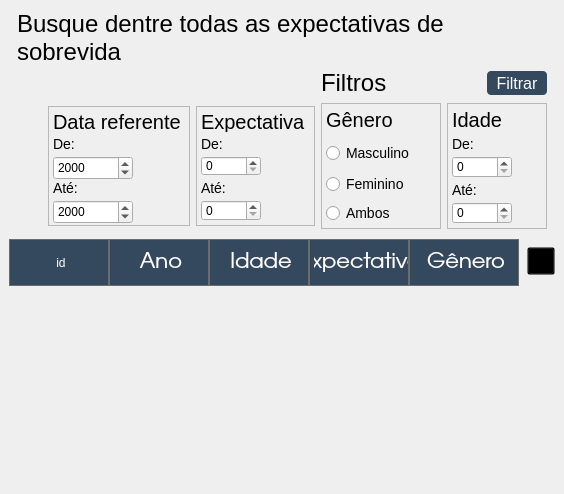
Old version of the form Design/UI/pgExpSobrevida.ui in the repository newprev/PrevCliente.
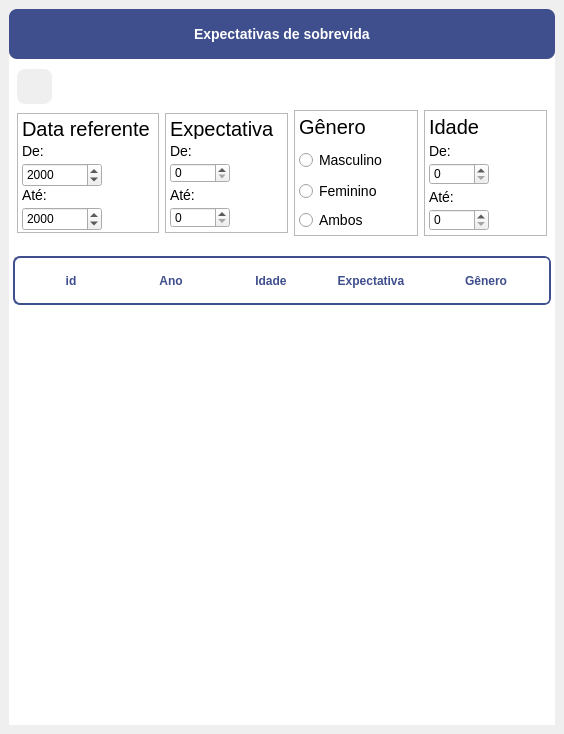
New version of the form. Icons and pictures are not drawn.

Diff of the .ui file:
```diff
--- a/Design/UI/pgExpSobrevida.ui
+++ b/Design/UI/pgExpSobrevida.ui
@@ -7,7 +7,7 @@
     <x>0</x>
     <y>0</y>
     <width>564</width>
-    <height>494</height>
+    <height>734</height>
    </rect>
   </property>
   <property name="windowTitle">
@@ -17,17 +17,39 @@
    <string notr="true">/*-------------------------------- Tables -----------------------------------------*/
 #tblInfo {
 	background-color: transparent;
+	
+	font: 11pt &quot;Avenir LT Std&quot;;
+	color: #3F4E8C;
+
+	alternate-background-color: #F4F5F8;
+	margin: 4px;
 }
 
 #tblInfo::item{
 	margin: 4px;
 }
 
+QHeaderView {
+    padding-left: 4px;
+    background-color: white;
+    border: 2px solid #3F4E8C;
+
+	border-radius: 7px;
+
+	min-height: 45px;
+}
+
 QHeaderView::section {
-    background-color: rgb(52, 73, 94);
-    color: white;
+	font: 12pt &quot;Avenir LT Std&quot;;
+    color: #3F4E8C;
+	font-weight: 750;
+
     padding-left: 4px;
-    border: 1px solid #6c6c6c;
+    background-color: white;
+    border: 0px solid none;
+
+	border-radius: 4px;
+
 	min-height: 45px;
 }
 
@@ -50,9 +72,16 @@
 	font-size: 20px;
 }
 
-#lbTitulo, #lbFiltrosInfo {
-	font-family: &quot;TeX Gyre Adventor&quot;;
-	font-size: 24px;
+#lbFiltrosInfo {
+	font: 24pt &quot;Avenir LT Std&quot;;
+	color: black;
+}
+
+#lbTitulo {
+	font: 14pt &quot;Avenir LT Std&quot;;
+	color: white;
+
+	font-weight: 750;
 }
 
 /*-------------------------- Radio Buttons ---------------------------------*/
@@ -62,68 +91,75 @@
 }
 
 /*-------------------------------- Push Buttons --------------------------------*/
-
-#pbRefresh {
-	background-image: url(:/refresh/refresh.png);
-	background-repeat: no-repeat;
+#pbFiltros {
+	background-image: url(:/filtros/filtros.png);
 	background-position: center;
-	background-color: transparent;
-}
-
-#pbRefresh:hover {
-	background-image: url(:/refreshHover/refreshHover.png);
 	background-repeat: no-repeat;
-	background-position: center;
-	background-color: transparent;
+
+	background-color: rgb(239, 239, 239);
+	border-radius: 8px;
 }
 
-#pbFiltrar {
-	font-family: &quot;TeX Gyre Adventor&quot;;
-	font-size: 16px;
-	color: white;
+/*-------------------------------- Frames --------------------------------*/
+#frPrincipal {
+	border: 0px solid none;
+	
+	border-top-left-radius: 8px;
+	border-bottom-left-radius: 0px;
+	border-top-right-radius: 8px;
+	border-bottom-right-radius: 0px;
 
-	border-radius: 4px;
-	background-color: rgb(52, 73, 94);
+	background-color: white;
 }
 
-#pbFiltrar:hover {
-	font-family: &quot;TeX Gyre Adventor&quot;;
-	font-size: 16px;
-	color: white;
-
-	border-radius: 4px;
-	border: 1px solid;
-	background-color: rgb(72, 93, 114);
+#frTitulo {
+	border-radius: 8px;
+	background-color: #3F4E8C;
 }</string>
   </property>
   <widget class="QWidget" name="centralwidget">
    <layout class="QVBoxLayout" name="verticalLayout">
+    <property name="topMargin">
+     <number>9</number>
+    </property>
     <item>
-     <widget class="QFrame" name="frame">
-      <property name="minimumSize">
-       <size>
-        <width>0</width>
-        <height>50</height>
-       </size>
+     <widget class="QFrame" name="frPrincipal">
+      <property name="frameShape">
+       <enum>QFrame::StyledPanel</enum>
       </property>
-      <property name="maximumSize">
-       <size>
-        <width>16777215</width>
-        <height>42</height>
-       </size>
+      <property name="frameShadow">
+       <enum>QFrame::Raised</enum>
       </property>
+      <layout class="QGridLayout" name="gridLayout_2">
+       <property name="leftMargin">
+        <number>0</number>
+       </property>
+       <property name="topMargin">
+        <number>0</number>
+       </property>
+       <property name="rightMargin">
+        <number>0</number>
+       </property>
+       <property name="bottomMargin">
+        <number>0</number>
+       </property>
+       <property name="horizontalSpacing">
+        <number>0</number>
+       </property>
+       <property name="verticalSpacing">
+        <number>6</number>
+       </property>
+       <item row="1" column="0">
+        <widget class="QFrame" name="frConteudo">
       <property name="frameShape">
        <enum>QFrame::NoFrame</enum>
       </property>
       <property name="frameShadow">
        <enum>QFrame::Raised</enum>
       </property>
-      <layout class="QHBoxLayout" name="horizontalLayout">
-       <property name="spacing">
-        <number>0</number>
-       </property>
+         <layout class="QGridLayout" name="gridLayout_3">
        <property name="leftMargin">
-        <number>8</number>
+           <number>0</number>
        </property>
        <property name="topMargin">
         <number>0</number>
@@ -134,32 +170,13 @@
        <property name="bottomMargin">
         <number>0</number>
        </property>
-       <item>
-        <widget class="QLabel" name="lbTitulo">
-         <property name="minimumSize">
-          <size>
-           <width>0</width>
-           <height>40</height>
-          </size>
-         </property>
-         <property name="maximumSize">
-          <size>
-           <width>16777215</width>
-           <height>80</height>
-          </size>
-         </property>
-         <property name="text">
-          <string>Busque dentre todas as expectativas de sobrevida </string>
-         </property>
-         <property name="wordWrap">
-          <bool>true</bool>
-         </property>
-        </widget>
-       </item>
-      </layout>
-     </widget>
-    </item>
-    <item alignment="Qt::AlignRight|Qt::AlignTop">
+          <property name="horizontalSpacing">
+           <number>0</number>
+          </property>
+          <property name="verticalSpacing">
+           <number>12</number>
+          </property>
+          <item row="0" column="0">
      <widget class="QFrame" name="frFiltros">
       <property name="minimumSize">
        <size>
@@ -186,79 +203,18 @@
        <property name="bottomMargin">
         <number>4</number>
        </property>
-       <item row="2" column="1">
-        <widget class="QFrame" name="frExpectativa">
-         <property name="maximumSize">
-          <size>
-           <width>150</width>
-           <height>120</height>
-          </size>
-         </property>
-         <property name="frameShape">
-          <enum>QFrame::StyledPanel</enum>
-         </property>
-         <property name="frameShadow">
-          <enum>QFrame::Plain</enum>
-         </property>
-         <layout class="QVBoxLayout" name="verticalLayout_4">
-          <property name="spacing">
-           <number>4</number>
-          </property>
-          <property name="leftMargin">
-           <number>4</number>
-          </property>
-          <property name="topMargin">
-           <number>4</number>
-          </property>
-          <property name="rightMargin">
-           <number>8</number>
-          </property>
-          <property name="bottomMargin">
-           <number>4</number>
-          </property>
-          <item>
-           <widget class="QLabel" name="lbValorInfo">
-            <property name="text">
-             <string>Expectativa</string>
-            </property>
-           </widget>
-          </item>
-          <item>
-           <widget class="QLabel" name="lbValorDe">
-            <property name="text">
-             <string>De:</string>
-            </property>
-           </widget>
-          </item>
-          <item>
-           <widget class="QSpinBox" name="sbDeExp">
-            <property name="maximumSize">
+             <item row="0" column="1" colspan="3">
+              <spacer name="horizontalSpacer">
+               <property name="orientation">
+                <enum>Qt::Horizontal</enum>
+               </property>
+               <property name="sizeHint" stdset="0">
              <size>
-              <width>60</width>
-              <height>16777215</height>
-             </size>
-            </property>
-           </widget>
-          </item>
-          <item>
-           <widget class="QLabel" name="lbValorPara">
-            <property name="text">
-             <string>Até:</string>
-            </property>
-           </widget>
-          </item>
-          <item>
-           <widget class="QSpinBox" name="sbAteExp">
-            <property name="maximumSize">
-             <size>
-              <width>60</width>
-              <height>16777215</height>
-             </size>
-            </property>
-           </widget>
-          </item>
-         </layout>
-        </widget>
+                 <width>40</width>
+                 <height>20</height>
+                </size>
+               </property>
+              </spacer>
        </item>
        <item row="2" column="2">
         <widget class="QFrame" name="frGenero">
@@ -321,6 +277,25 @@
          </layout>
         </widget>
        </item>
+             <item row="0" column="0" alignment="Qt::AlignLeft">
+              <widget class="QPushButton" name="pbFiltros">
+               <property name="minimumSize">
+                <size>
+                 <width>35</width>
+                 <height>35</height>
+                </size>
+               </property>
+               <property name="maximumSize">
+                <size>
+                 <width>35</width>
+                 <height>35</height>
+                </size>
+               </property>
+               <property name="text">
+                <string/>
+               </property>
+              </widget>
+             </item>
        <item row="2" column="3">
         <widget class="QFrame" name="frIdade">
          <property name="minimumSize">
@@ -395,6 +370,80 @@
          </layout>
         </widget>
        </item>
+             <item row="2" column="1">
+              <widget class="QFrame" name="frExpectativa">
+               <property name="maximumSize">
+                <size>
+                 <width>150</width>
+                 <height>120</height>
+                </size>
+               </property>
+               <property name="frameShape">
+                <enum>QFrame::StyledPanel</enum>
+               </property>
+               <property name="frameShadow">
+                <enum>QFrame::Plain</enum>
+               </property>
+               <layout class="QVBoxLayout" name="verticalLayout_4">
+                <property name="spacing">
+                 <number>4</number>
+                </property>
+                <property name="leftMargin">
+                 <number>4</number>
+                </property>
+                <property name="topMargin">
+                 <number>4</number>
+                </property>
+                <property name="rightMargin">
+                 <number>8</number>
+                </property>
+                <property name="bottomMargin">
+                 <number>4</number>
+                </property>
+                <item>
+                 <widget class="QLabel" name="lbValorInfo">
+                  <property name="text">
+                   <string>Expectativa</string>
+                  </property>
+                 </widget>
+                </item>
+                <item>
+                 <widget class="QLabel" name="lbValorDe">
+                  <property name="text">
+                   <string>De:</string>
+                  </property>
+                 </widget>
+                </item>
+                <item>
+                 <widget class="QSpinBox" name="sbDeExp">
+                  <property name="maximumSize">
+                   <size>
+                    <width>60</width>
+                    <height>16777215</height>
+                   </size>
+                  </property>
+                 </widget>
+                </item>
+                <item>
+                 <widget class="QLabel" name="lbValorPara">
+                  <property name="text">
+                   <string>Até:</string>
+                  </property>
+                 </widget>
+                </item>
+                <item>
+                 <widget class="QSpinBox" name="sbAteExp">
+                  <property name="maximumSize">
+                   <size>
+                    <width>60</width>
+                    <height>16777215</height>
+                   </size>
+                  </property>
+                 </widget>
+                </item>
+               </layout>
+              </widget>
+             </item>
        <item row="2" column="0">
         <widget class="QFrame" name="frDtReferente">
          <property name="maximumSize">
@@ -487,121 +536,10 @@
          </layout>
         </widget>
        </item>
-       <item row="0" column="2" colspan="2" alignment="Qt::AlignTop">
-        <widget class="QFrame" name="frame_3">
-         <property name="minimumSize">
-          <size>
-           <width>226</width>
-           <height>0</height>
-          </size>
-         </property>
-         <property name="maximumSize">
-          <size>
-           <width>226</width>
-           <height>16777215</height>
-          </size>
-         </property>
-         <property name="frameShape">
-          <enum>QFrame::NoFrame</enum>
-         </property>
-         <property name="frameShadow">
-          <enum>QFrame::Raised</enum>
-         </property>
-         <layout class="QHBoxLayout" name="horizontalLayout_2">
-          <property name="spacing">
-           <number>4</number>
-          </property>
-          <property name="leftMargin">
-           <number>0</number>
-          </property>
-          <property name="topMargin">
-           <number>0</number>
-          </property>
-          <property name="rightMargin">
-           <number>0</number>
-          </property>
-          <property name="bottomMargin">
-           <number>0</number>
-          </property>
-          <item>
-           <widget class="QLabel" name="lbFiltrosInfo">
-            <property name="text">
-             <string>Filtros</string>
-            </property>
-           </widget>
-          </item>
-          <item>
-           <layout class="QVBoxLayout" name="vlChecBox"/>
-          </item>
-          <item>
-           <spacer name="horizontalSpacer">
-            <property name="orientation">
-             <enum>Qt::Horizontal</enum>
-            </property>
-            <property name="sizeHint" stdset="0">
-             <size>
-              <width>40</width>
-              <height>20</height>
-             </size>
-            </property>
-           </spacer>
-          </item>
-          <item>
-           <widget class="QPushButton" name="pbFiltrar">
-            <property name="minimumSize">
-             <size>
-              <width>60</width>
-              <height>24</height>
-             </size>
-            </property>
-            <property name="maximumSize">
-             <size>
-              <width>60</width>
-              <height>16777215</height>
-             </size>
-            </property>
-            <property name="text">
-             <string>Filtrar</string>
-            </property>
-           </widget>
-          </item>
          </layout>
         </widget>
        </item>
-      </layout>
-     </widget>
-    </item>
-    <item>
-     <widget class="QFrame" name="frame_2">
-      <property name="sizePolicy">
-       <sizepolicy hsizetype="Preferred" vsizetype="Expanding">
-        <horstretch>0</horstretch>
-        <verstretch>0</verstretch>
-       </sizepolicy>
-      </property>
-      <property name="frameShape">
-       <enum>QFrame::NoFrame</enum>
-      </property>
-      <property name="frameShadow">
-       <enum>QFrame::Raised</enum>
-      </property>
-      <layout class="QHBoxLayout" name="horizontalLayout_3">
-       <property name="spacing">
-        <number>8</number>
-       </property>
-       <property name="leftMargin">
-        <number>0</number>
-       </property>
-       <property name="topMargin">
-        <number>0</number>
-       </property>
-       <property name="rightMargin">
-        <number>0</number>
-       </property>
-       <property name="bottomMargin">
-        <number>0</number>
-       </property>
-       <item>
+          <item row="1" column="0">
         <widget class="QTableWidget" name="tblInfo">
          <property name="sizePolicy">
           <sizepolicy hsizetype="Preferred" vsizetype="Expanding">
@@ -633,6 +571,9 @@
          <property name="showGrid">
           <bool>false</bool>
          </property>
+            <property name="sortingEnabled">
+             <bool>true</bool>
+            </property>
          <attribute name="horizontalHeaderCascadingSectionResizes">
           <bool>true</bool>
          </attribute>
@@ -651,72 +592,39 @@
           <property name="text">
            <string>Ano</string>
           </property>
-          <property name="font">
-           <font>
-            <family>TeX Gyre Adventor</family>
-            <pointsize>16</pointsize>
-           </font>
-          </property>
-          <property name="textAlignment">
-           <set>AlignCenter</set>
-          </property>
          </column>
          <column>
           <property name="text">
            <string>Idade</string>
           </property>
-          <property name="font">
-           <font>
-            <family>TeX Gyre Adventor</family>
-            <pointsize>16</pointsize>
-           </font>
-          </property>
-          <property name="textAlignment">
-           <set>AlignCenter</set>
-          </property>
          </column>
          <column>
           <property name="text">
            <string>Expectativa</string>
           </property>
-          <property name="font">
-           <font>
-            <family>TeX Gyre Adventor</family>
-            <pointsize>16</pointsize>
-           </font>
-          </property>
-          <property name="textAlignment">
-           <set>AlignCenter</set>
-          </property>
          </column>
          <column>
           <property name="text">
            <string>Gênero</string>
           </property>
-          <property name="font">
-           <font>
-            <family>TeX Gyre Adventor</family>
-            <pointsize>16</pointsize>
-           </font>
-          </property>
-          <property name="textAlignment">
-           <set>AlignCenter</set>
-          </property>
          </column>
         </widget>
        </item>
-       <item alignment="Qt::AlignTop">
-        <widget class="QFrame" name="frame_4">
+         </layout>
+        </widget>
+       </item>
+       <item row="0" column="0" alignment="Qt::AlignTop">
+        <widget class="QFrame" name="frTitulo">
          <property name="minimumSize">
           <size>
-           <width>28</width>
-           <height>40</height>
+           <width>0</width>
+           <height>50</height>
           </size>
          </property>
          <property name="maximumSize">
           <size>
-           <width>28</width>
-           <height>40</height>
+           <width>16777215</width>
+           <height>42</height>
           </size>
          </property>
          <property name="frameShape">
@@ -725,7 +633,7 @@
          <property name="frameShadow">
           <enum>QFrame::Raised</enum>
          </property>
-         <layout class="QVBoxLayout" name="verticalLayout_2">
+         <layout class="QHBoxLayout" name="horizontalLayout">
           <property name="spacing">
            <number>0</number>
           </property>
@@ -733,7 +641,7 @@
            <number>0</number>
           </property>
           <property name="topMargin">
-           <number>4</number>
+           <number>0</number>
           </property>
           <property name="rightMargin">
            <number>0</number>
@@ -741,25 +649,25 @@
           <property name="bottomMargin">
            <number>0</number>
           </property>
-          <item alignment="Qt::AlignVCenter">
-           <widget class="QPushButton" name="pbRefresh">
+          <item alignment="Qt::AlignHCenter|Qt::AlignVCenter">
+           <widget class="QLabel" name="lbTitulo">
             <property name="minimumSize">
              <size>
-              <width>28</width>
-              <height>28</height>
+              <width>0</width>
+              <height>40</height>
              </size>
             </property>
             <property name="maximumSize">
              <size>
-              <width>28</width>
-              <height>28</height>
+              <width>16777215</width>
+              <height>80</height>
              </size>
             </property>
-            <property name="toolTip">
-             <string/>
-            </property>
             <property name="text">
-             <string/>
+             <string>Expectativas de sobrevida</string>
+            </property>
+            <property name="wordWrap">
+             <bool>false</bool>
             </property>
            </widget>
           </item>
```
Left out of the diff: 2 changed lines with no effect on the pictures. Lines whose indentation alone changed are shown as unchanged.
